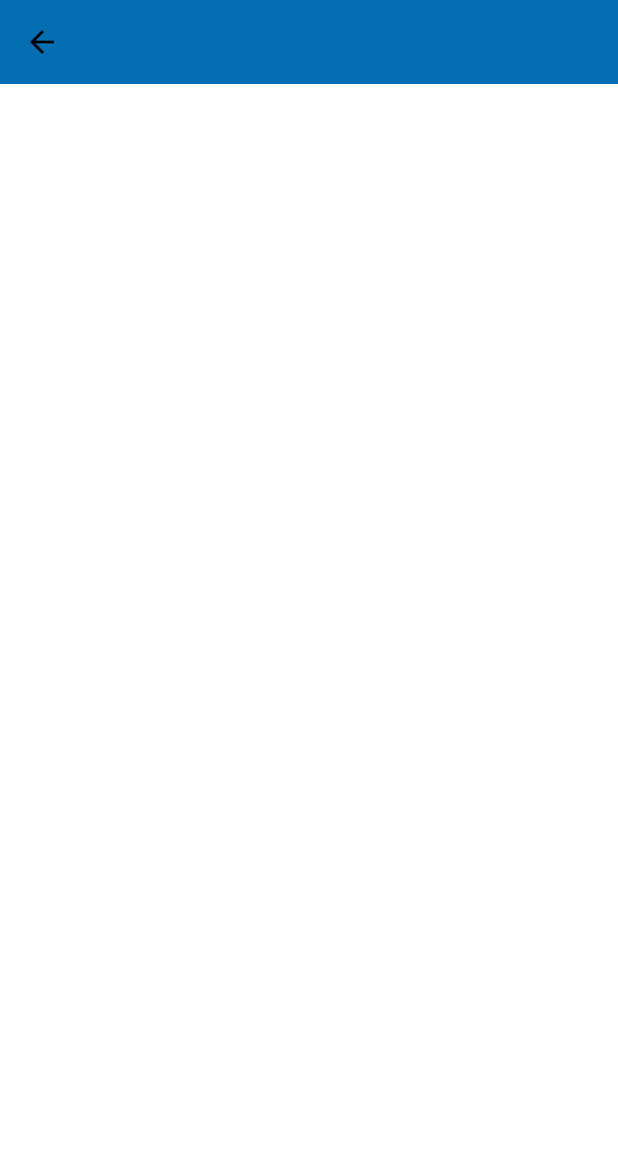
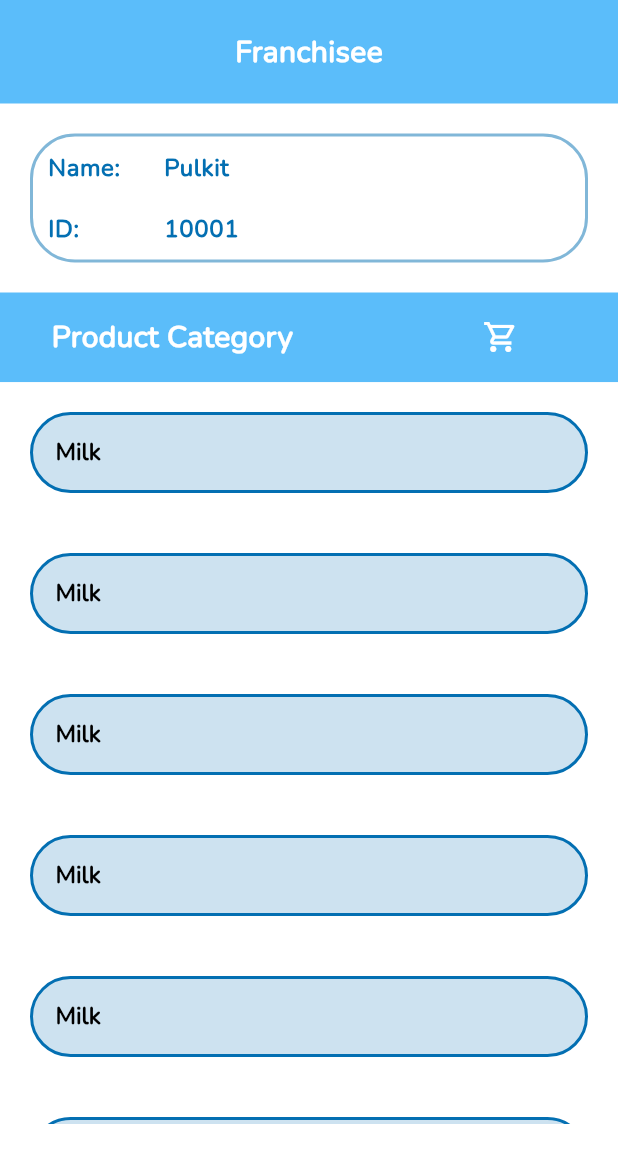
Before and after one commit to Rohit-ChauhanRC/maklifee_com_jun, a Flutter app: the HomeView screen opened by its route, on a phone screen of 412 x 824 dp. Shown: the top 1163 px of the screen. Run offline on Flutter 3.47's test engine with Material 3 defaults, Android fonts, the phone set to English and light mode, and no system bars; our stand-ins replace flutter_screenutil, get, get_storage; accounts and stored records are empty; Roboto replaces fonts that are missing (Kalnia_Expanded-Bold).

Commit message:
Home Ui done and Order UI done

```diff
--- a/lib/app/modules/home/controllers/home_controller.dart
+++ b/lib/app/modules/home/controllers/home_controller.dart
@@ -1,9 +1,15 @@
 import 'package:get/get.dart';
 
 class HomeController extends GetxController {
-  //TODO: Implement HomeController
+  //
+  final RxBool _circularProgress = true.obs;
+  bool get circularProgress => _circularProgress.value;
+  set circularProgress(bool v) => _circularProgress.value = v;
 
-  final count = 0.obs;
+  final RxString _mobileNumber = ''.obs;
+  String get mobileNumber => _mobileNumber.value;
+  set mobileNumber(String mob) => _mobileNumber.value = mob;
+
   @override
   void onInit() {
     super.onInit();
@@ -18,6 +24,4 @@ class HomeController extends GetxController {
   void onClose() {
     super.onClose();
   }
-
-  void increment() => count.value++;
 }
--- a/lib/app/modules/home/views/home_view.dart
+++ b/lib/app/modules/home/views/home_view.dart
@@ -1,22 +1,75 @@
 import 'package:flutter/material.dart';
+import 'package:flutter_screenutil/flutter_screenutil.dart';
 
 import 'package:get/get.dart';
+import 'package:maklifee_com/app/routes/app_pages.dart';
+import 'package:maklifee_com/app/utils/app_colors/app_colors.dart';
 
+import '../../../utils/widgets/appBarContainer.dart';
+import '../../../utils/widgets/profileContiner.dart';
 import '../controllers/home_controller.dart';
 
 class HomeView extends GetView<HomeController> {
   const HomeView({Key? key}) : super(key: key);
   @override
   Widget build(BuildContext context) {
-    return Scaffold(
-      appBar: AppBar(
-        title: const Text('HomeView'),
-        centerTitle: true,
-      ),
-      body: const Center(
-        child: Text(
-          'HomeView is working',
-          style: TextStyle(fontSize: 20),
+    return SafeArea(
+      child: Scaffold(
+        body: SingleChildScrollView(
+          child: Column(children: [
+            AppBarContainer(),
+            ProfileContiner(),
+            Container(
+              color: AppColors.appColor,
+              height: 50.h,
+              child: Row(
+                // mainAxisAlignment: MainAxisAlignment.spaceAround,
+                children: [
+                  SizedBox(
+                    width: 30.w,
+                  ),
+                  const Text("Product Category"),
+                  SizedBox(
+                    width: 100.w,
+                  ),
+                  IconButton(
+                      onPressed: () {},
+                      icon: const Icon(
+                        Icons.shopping_cart_outlined,
+                        color: AppColors.white,
+                      ))
+                ],
+              ),
+            ),
+            SizedBox(
+              height: Get.height * 0.6,
+              child: ListView.builder(
+                  itemCount: 10,
+                  itemBuilder: (context, snapshot) {
+                    return InkWell(
+                      onTap: () {
+                        Get.toNamed(Routes.ORDER);
+                      },
+                      child: Container(
+                        decoration: BoxDecoration(
+                          color: AppColors.blueDark.withOpacity(0.2),
+                          border: Border.all(
+                            color: AppColors.blueDark,
+                            width: 2,
+                          ),
+                          borderRadius: BorderRadius.circular(30),
+                        ),
+                        margin: const EdgeInsets.all(20),
+                        padding: const EdgeInsets.all(15),
+                        child: Text(
+                          "Milk",
+                          style: Theme.of(context).textTheme.displaySmall,
+                        ),
+                      ),
+                    );
+                  }),
+            )
+          ]),
         ),
       ),
     );
--- a/lib/app/modules/otp/views/otp_view.dart
+++ b/lib/app/modules/otp/views/otp_view.dart
@@ -4,6 +4,7 @@ import 'package:flutter_screenutil/flutter_screenutil.dart';
 
 import 'package:get/get.dart';
 
+import '../../../routes/app_pages.dart';
 import '../../../utils/app_colors/app_colors.dart';
 import '../../../utils/widgets/custom_button.dart';
 import '../../../utils/widgets/text_form_widget.dart';
@@ -107,7 +108,7 @@ class OtpView extends GetView<OtpController> {
               ),
               CustomButton(
                 onPressed: () {
-                  // Get.toNamed(Routes.OTP);
+                  Get.toNamed(Routes.HOME);
                 },
                 title: "Verify",
               ),
--- a/lib/app/routes/app_pages.dart
+++ b/lib/app/routes/app_pages.dart
@@ -4,6 +4,8 @@ import '../modules/home/bindings/home_binding.dart';
 import '../modules/home/views/home_view.dart';
 import '../modules/login/bindings/login_binding.dart';
 import '../modules/login/views/login_view.dart';
+import '../modules/order/bindings/order_binding.dart';
+import '../modules/order/views/order_view.dart';
 import '../modules/otp/bindings/otp_binding.dart';
 import '../modules/otp/views/otp_view.dart';
 
@@ -30,5 +32,10 @@ class AppPages {
       page: () => const OtpView(),
       binding: OtpBinding(),
     ),
+    GetPage(
+      name: _Paths.ORDER,
+      page: () => const OrderView(),
+      binding: OrderBinding(),
+    ),
   ];
 }
--- a/lib/app/routes/app_routes.dart
+++ b/lib/app/routes/app_routes.dart
@@ -6,6 +6,7 @@ abstract class Routes {
   static const HOME = _Paths.HOME;
   static const LOGIN = _Paths.LOGIN;
   static const OTP = _Paths.OTP;
+  static const ORDER = _Paths.ORDER;
 }
 
 abstract class _Paths {
@@ -13,4 +14,5 @@ abstract class _Paths {
   static const HOME = '/home';
   static const LOGIN = '/login';
   static const OTP = '/otp';
+  static const ORDER = '/order';
 }
--- a/lib/app/utils/app_colors/app_colors.dart
+++ b/lib/app/utils/app_colors/app_colors.dart
@@ -11,4 +11,6 @@ class AppColors {
   static const Color black = Colors.black;
   static const Color red = Colors.red;
   static const Color green = Colors.green;
+  static Color appColor =
+      const Color.fromARGB(255, 91, 189, 250).withOpacity(1);
 }
--- /dev/null
+++ b/lib/app/utils/widgets/appBarContainer.dart
@@ -0,0 +1,19 @@
+import 'package:flutter/material.dart';
+import 'package:maklifee_com/app/utils/app_colors/app_colors.dart';
+
+class AppBarContainer extends StatelessWidget {
+  const AppBarContainer({super.key});
+
+  @override
+  Widget build(BuildContext context) {
+    return Container(
+      color: AppColors.appColor,
+      alignment: Alignment.center,
+      padding: const EdgeInsets.all(20),
+      child: Text(
+        "Franchisee",
+        style: Theme.of(context).textTheme.bodyMedium,
+      ),
+    );
+  }
+}
--- /dev/null
+++ b/lib/app/utils/widgets/profileContiner.dart
@@ -0,0 +1,67 @@
+import 'package:flutter/material.dart';
+import 'package:flutter_screenutil/flutter_screenutil.dart';
+
+import '../app_colors/app_colors.dart';
+
+class ProfileContiner extends StatelessWidget {
+  const ProfileContiner({super.key});
+
+  @override
+  Widget build(BuildContext context) {
+    return Container(
+      decoration: BoxDecoration(
+        border: Border.all(
+          color: AppColors.blueDark.withOpacity(0.5),
+          width: 2,
+        ),
+        borderRadius: BorderRadius.circular(30),
+      ),
+      margin: const EdgeInsets.all(20),
+      padding: const EdgeInsets.all(10),
+      child: Column(
+        children: [
+          Row(
+            mainAxisAlignment: MainAxisAlignment.start,
+            children: [
+              SizedBox(
+                width: 50.w,
+                child: Text(
+                  "Name:",
+                  style: Theme.of(context).textTheme.bodySmall,
+                ),
+              ),
+              const SizedBox(
+                width: 20,
+              ),
+              Text(
+                "Pulkit",
+                style: Theme.of(context).textTheme.bodySmall,
+              ),
+            ],
+          ),
+          const SizedBox(
+            height: 20,
+          ),
+          Row(
+            children: [
+              SizedBox(
+                width: 50.w,
+                child: Text(
+                  "ID:",
+                  style: Theme.of(context).textTheme.bodySmall,
+                ),
+              ),
+              const SizedBox(
+                width: 20,
+              ),
+              Text(
+                "10001",
+                style: Theme.of(context).textTheme.bodySmall,
+              ),
+            ],
+          ),
+        ],
+      ),
+    );
+  }
+}
```
Also changed, not shown: lib/app/modules/order/bindings/order_binding.dart (added, +12 -0 lines), lib/app/modules/order/controllers/order_controller.dart (added, +32 -0 lines), lib/app/modules/order/views/order_view.dart (added, +321 -0 lines), lib/app/modules/otp/controllers/otp_controller.dart (+29 -0 lines), lib/app/utils/themes/app_theme.dart (+4 -4 lines), assets/images/bg1.png (added).
